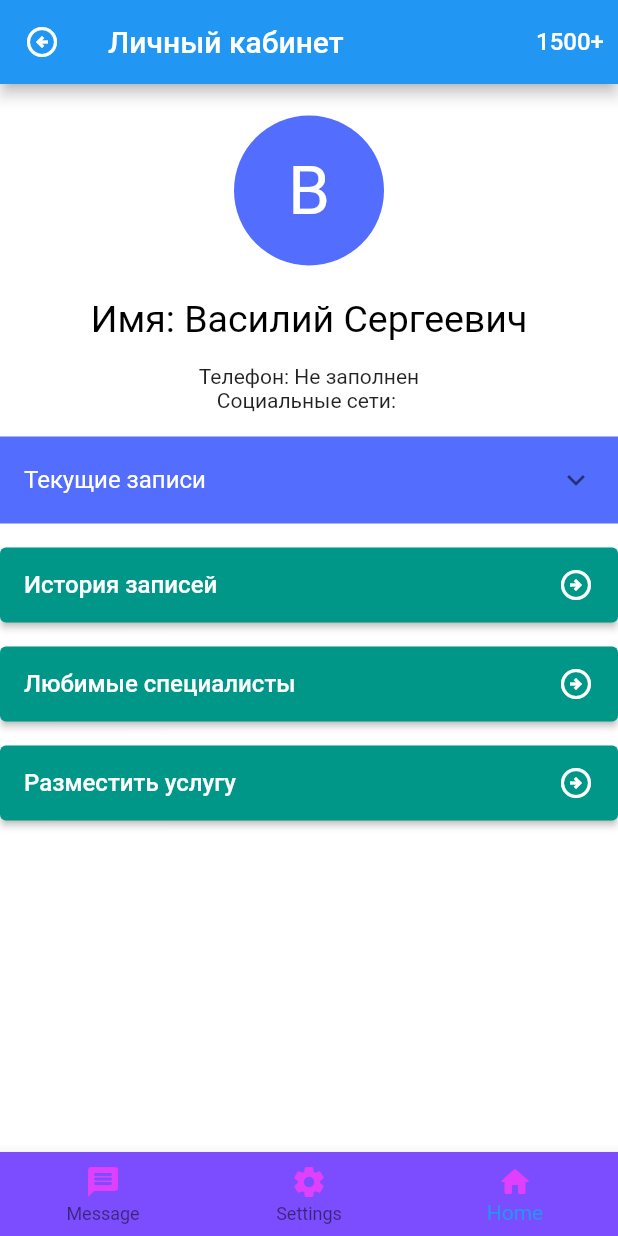
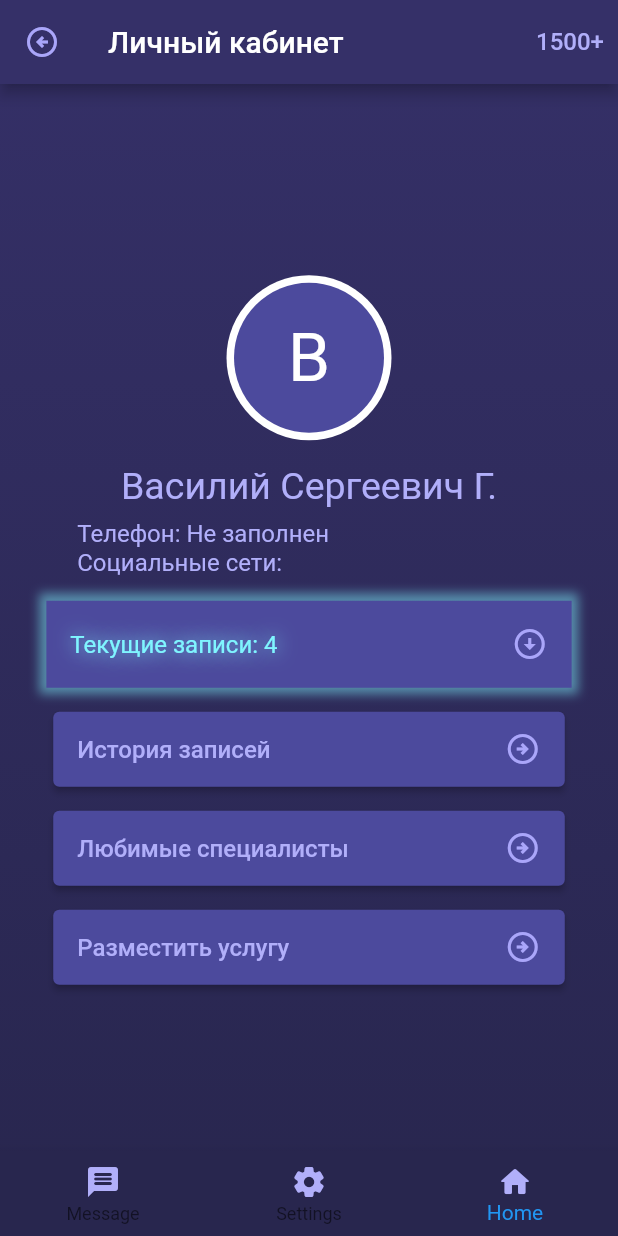
Before and after one commit to serj096/mommy_FL, a Flutter app: the Home screen opened directly, on a phone screen of 412 x 824 dp. Run offline on Flutter 3.47's test engine with Material 2 defaults, Android fonts, the light colour scheme and no system bars; our stand-ins replace flutter_map; missing offline and left inert: open_street_map_search_and_pick.

Commit message:
refactoring styles

```diff
--- a/lib/data/UserInfo.dart
+++ b/lib/data/UserInfo.dart
@@ -14,7 +14,7 @@ class UserInfo{
   String? FullName;
 
   String GetName(){
-    return "Василий Сергеевич";
+    return "Василий Сергеевич Г.";
     if(FullName == null)
     {
       FullName = "${FirstName??""} ${SurName??""} ${Patronymyc?[0]??""}.";
--- a/lib/main.dart
+++ b/lib/main.dart
@@ -13,7 +13,7 @@ void main()=> runApp(MaterialApp(
   theme: ThemeData(
     primaryColor: Colors.deepPurple,
   ),
-  initialRoute: '/map',
+  initialRoute: '/',
   routes: {
     '/':(context)=>Home(),
     '/login':(context)=>Login(),
--- a/lib/pages/home.dart
+++ b/lib/pages/home.dart
@@ -13,58 +13,66 @@ class Home extends StatefulWidget {
 
 class _HomeState extends State<Home> {
   @override
-
   Widget build(BuildContext context) {
-    final ButtonStyle style = TextButton.styleFrom(backgroundColor: Colors.deepPurple,);
+    var width = MediaQuery.of(context).size.width;
 
 
-
-    return Scaffold(
-      backgroundColor: AppTheme.colors.white,
-      appBar: Styles().GetDefaultAppBar(context, true, "Личный кабинет"),
-      body:
-      SingleChildScrollView(
+    return Container(
+      alignment: Alignment.center,
+        decoration:  BoxDecoration(
+            gradient: LinearGradient(
+                begin: Alignment.topCenter,
+                end: Alignment.bottomCenter,
+                colors: [AppTheme.colors.baseUpBackground, AppTheme.colors.baseDownBackground])),
+      child: Scaffold(
+          appBar: Styles.widgets.GetDefaultAppBar(context, true, "Личный кабинет"),
+          backgroundColor: Colors.transparent,
+          body:Center(
+            child: SingleChildScrollView(
               child: Column(
                 children: [
-            Styles().DefaultPadding,
-            Styles().GetCircleAvatar(context, circleAwatarSize.big),
-            Styles().DefaultPadding,
-            Text("Имя: ${UserInfo().GetName()}", textAlign: TextAlign.center, style: Styles().AllocationText),
-            Styles().DefaultPadding,
-            Text("Телефон: ${UserInfo().GetPhone()}",textAlign: TextAlign.left,),
-            Text("Социальные сети: ", textAlign: TextAlign.left),
-            Styles().DefaultPadding,
-            Styles().GetDefaultScrollView( GetLW(), "Текущие записи"),
-            Styles().DefaultPadding,
-            Styles().GetDefaultButton("История записей", () {}),
-            Styles().DefaultPadding,
-            Styles().GetDefaultButton("Любимые специалисты", () {}),
-            Styles().DefaultPadding,
-            Styles().GetDefaultButton("Разместить услугу", () {}),
-          ],),),
-
+                  Styles.DefaultPadding,
+                  Styles.widgets.GetCircleAvatar(context, circleAwatarSize.big),
+                  Styles.DefaultPadding,
+                  Text("${UserInfo().GetName()}", textAlign: TextAlign.center, style: Styles.text.AllocationText),
+                  Container(
+                      alignment: Alignment.centerLeft,
+                      width: width * 0.75,
+                      padding: EdgeInsets.fromLTRB(0, 8, 0, 16),
+                      child: Column(
+                        crossAxisAlignment: CrossAxisAlignment.start,
+                        children: [Text("Телефон: ${UserInfo().GetPhone()}",textAlign: TextAlign.left, style: Styles.text.InformationText),
+                          Text("Социальные сети: ", textAlign: TextAlign.left, style: Styles.text.InformationText)],
+                      )),
+                  Styles.widgets.GetDefaultScrollView( context, GetLW(), "Текущие записи: ${GetLW().length}"),
+                  Styles.DefaultPadding,
+                  Styles.widgets.GetDefaultButton(context,"История записей", () {}),
+                  Styles.DefaultPadding,
+                  Styles.widgets.GetDefaultButton(context,"Любимые специалисты", () {}),
+                  Styles.DefaultPadding,
+                  Styles.widgets.GetDefaultButton(context,"Разместить услугу", () {}),
+                ],
+              ),
+            ),
+          ),
           bottomNavigationBar: BottomNavigationBar(
-        backgroundColor: Colors.deepPurpleAccent,
+              backgroundColor: AppTheme.colors.baseDownBackground,
               currentIndex: 2,
               items:[
                 BottomNavigationBarItem(
-            icon: Icon(Icons.message_rounded,color: Colors.purpleAccent,),
-            label: 'Message',backgroundColor: Colors.purple),
+                    icon: Icon(Icons.message_rounded,color: Color.fromRGBO(177, 175, 250, 1)),
+                    label: 'Message',backgroundColor: Colors.white),
                 BottomNavigationBarItem(
-            icon: Icon(Icons.settings_rounded,color: Colors.purpleAccent,),
-            label: 'Settings',backgroundColor: Colors.purple),
+                    icon: Icon(Icons.settings_rounded,color: Color.fromRGBO(177, 175, 250, 1)),
+                    label: 'Settings',backgroundColor: Colors.white),
                 BottomNavigationBarItem(
-            icon: Icon(Icons.home_rounded,color: Colors.purpleAccent,),
-            label: 'Home',backgroundColor: Colors.purple,),
-      ]),
-    );
+                  icon: Icon(Icons.home_rounded,color: Color.fromRGBO(177, 175, 250, 1)),
+                  label: 'Home',backgroundColor: Colors.white,),
+              ])));
   }
 }
 
-List<Widget> GetLW(){
-  var a = [GetWid(), GetWid(), GetWid(), GetWid()];
-  return a;
-}
+List<Widget> GetLW()=> [GetWid(), GetWid(), GetWid(), GetWid()];
 
 Widget GetWid(){
   return Center(
--- a/lib/pages/map.dart
+++ b/lib/pages/map.dart
@@ -18,9 +18,9 @@ class _MapOurState extends State<MapOur> {
   Widget build(BuildContext context) {
 
     return Scaffold(
-      appBar: Styles().GetDefaultAppBar(context, false, "Категории"),
+      appBar: Styles.widgets.GetDefaultAppBar(context, false, "Категории"),
       body: OpenStreetMapSearchAndPick(
-          center: LatLong(23, 89),
+          center: LatLong(55.7522, 37.6156),
           buttonColor: Colors.blue,
           buttonText: 'Set Current Location',
           onPicked: (pickedData) {
--- a/lib/theme/colors.dart
+++ b/lib/theme/colors.dart
@@ -8,6 +8,9 @@ class AppColors{
   final blueButtoncolor = const Color.fromRGBO(78, 74, 156, 1);
   final homeOneColor = const Color.fromRGBO(21, 19, 41, 1);
   final homeSecondColor = const Color.fromRGBO(16, 15, 31, 1);
+  final baseUpBackground = const Color.fromRGBO(53, 48, 104, 1);
+  final baseDownBackground = const Color.fromRGBO(40, 38, 78,1);
+
 
   const AppColors();
 }
--- a/lib/theme/styles.dart
+++ b/lib/theme/styles.dart
@@ -1,124 +1,24 @@
 import 'dart:math';
 import 'package:flutter/material.dart';
+import 'package:mommy/theme/textStyles.dart';
+import 'package:mommy/theme/widgets.dart';
 
 import '../data/UserInfo.dart';
 import '../pages/home.dart';
+import 'app_theme.dart';
 
 @immutable
 class Styles{
-  final BigCycleAvatar = const TextStyle(
-    color: Colors.white,
-    fontSize: 45
-  );
-  final InformationText = const TextStyle(
-      color: Colors.black,
-      fontSize: 18
-  );
-  final AllocationText = const TextStyle(
-      color: Colors.black,
-      fontSize: 25
-  );
-  final ButtonText = const TextStyle(
-    color: Colors.white,
-    fontSize: 16
-  );
+  static const text = TextStyles();
+  static const widgets = DefaultWidgets();
 
-  final DefaultButtonStyle = const ButtonStyle(
-    backgroundColor: MaterialStatePropertyAll<Color>(Colors.teal),
-  );
-  final DefaultPadding = const Padding(padding: EdgeInsets.all(8));
+  static final DefaultButtonStyle = const ButtonStyle(
+    alignment: Alignment.center,
+    backgroundColor: MaterialStatePropertyAll<Color>(Color.fromRGBO(76, 74, 157,1)));
 
-  Color GetRandomColor()
-  {
-    List<Color> colors = [Colors.indigoAccent, Colors.teal];
-    Random rd = new Random();
-    int rndIndex = rd.nextInt(2);
-    return colors[rndIndex];
-  }
+  static final DefaultPadding = const Padding(padding: EdgeInsets.only( top: 8, bottom: 8));
+}
 
-  Widget GetDefaultScrollView( List<Widget> insideWidgets, String elementTitle )
-  {    return
-        ExpansionTile(title: Text(elementTitle, textAlign: TextAlign.left, style: ButtonText),
-          collapsedBackgroundColor: Colors.indigoAccent,
-          backgroundColor: Colors.teal,
-          children: [ ListView.separated(
-              separatorBuilder: (BuildContext bc, int index) => Divider(),
-              shrinkWrap: true,
-              itemCount: insideWidgets.length,
-              itemBuilder: (context, int index) {
-                return insideWidgets[index];
-              })],
-      );
-  }
-
-  Widget GetArrowIcon(arrowDirection direction)
-  {
-    switch(direction) {
-      case arrowDirection.left:
-        return Icon( Icons.arrow_circle_left_outlined, color: Colors.white);
-      case arrowDirection.down:
-        return Icon( Icons.arrow_circle_down_outlined, color: Colors.white);
-      case arrowDirection.up:
-        return Icon( Icons.arrow_circle_up_outlined, color: Colors.white);
-      default:
-        return Icon( Icons.arrow_circle_right_outlined, color: Colors.white);
-    }
-  }
-
-  Widget GetDefaultButton( String buttonTitle, Function() func )
-  {
-    return ElevatedButton(
-    onPressed: func,
-    style: DefaultButtonStyle,
-    child: Row(
-      mainAxisAlignment: MainAxisAlignment.spaceBetween,
-      mainAxisSize: MainAxisSize.max,
-      children: [
-        Text(buttonTitle, style: ButtonText),
-        SizedBox( height: 50),
-        GetArrowIcon(arrowDirection.right)
-
-      ],
-    )
-    );
-  }
-
-  PreferredSizeWidget GetDefaultAppBar(BuildContext context, bool showMoney, String appBarTitle)
-  {
-    return
-      AppBar(
-        title: Text(appBarTitle),
-        actions: <Widget>[ showMoney? TextButton(onPressed: (){}, child: Text("1500+", style: ButtonText),) : GetCircleAvatar(context,circleAwatarSize.small)],
-        leading: IconButton(
-        icon: Styles().GetArrowIcon(arrowDirection.left),
-        onPressed: () => Navigator.pop(context),
-      ),
-    );
-  }
-
-  Widget GetCircleAvatar(BuildContext context, circleAwatarSize size){
-    return GestureDetector(
-      onTap: (){ size == circleAwatarSize.small? Navigator.push(context, MaterialPageRoute(builder: (context) => Home())) : null;},
-      child: CircleAvatar(
-          backgroundColor: Colors.white,
-          radius: size == circleAwatarSize.big? 55 : 27,
-          child: CircleAvatar(
-            backgroundColor: Styles().GetRandomColor(),
-            radius: size == circleAwatarSize.big? 50 : 22,
-            child: Text(UserInfo().GetName()[0], style: GetCircleAvatarTextStyle(size) )
-      )));
-  }
-
-  TextStyle GetCircleAvatarTextStyle(circleAwatarSize size)
-  {
-    return TextStyle(
-        color: Colors.white,
-        fontSize: size == circleAwatarSize.big? 45: 15
-    );
-  }
-
-  const Styles();
-}
 enum circleAwatarSize{
   big,
   small
--- /dev/null
+++ b/lib/theme/textStyles.dart
@@ -0,0 +1,32 @@
+import 'package:flutter/material.dart';
+
+@immutable
+class TextStyles{
+  final BigCycleAvatar = const TextStyle(
+      color: Colors.white,
+      fontSize: 45
+  );
+  final InformationText = const TextStyle(
+      color: Color.fromRGBO(177, 175, 250, 1),
+      fontSize: 16
+  );
+  final AllocationText = const TextStyle(
+      color: Color.fromRGBO(177, 175, 250, 1),
+      fontSize: 25
+  );
+  final ButtonText = const TextStyle(
+      color: Color.fromRGBO(177, 175, 250, 1),
+      fontSize: 16
+  );
+  final LightButtonText = const TextStyle(
+      color: Color.fromRGBO(127, 245, 255,1),
+      fontSize: 16,
+      shadows: <Shadow>[
+        Shadow(
+          blurRadius: 16,
+          offset: Offset(0, 0),
+          color: Color.fromRGBO(127, 245, 255,1)
+        )]);
+
+  const TextStyles();
+}
--- /dev/null
+++ b/lib/theme/widgets.dart
@@ -0,0 +1,115 @@
+import 'package:flutter/material.dart';
+import 'package:mommy/theme/styles.dart';
+
+import '../data/UserInfo.dart';
+import 'app_theme.dart';
+
+@immutable
+class DefaultWidgets{
+
+  Widget GetDefaultScrollView( BuildContext context, List<Widget> insideWidgets, String elementTitle )
+  {
+    var width = MediaQuery.of(context).size.width;
+    bool needLight = insideWidgets.length > 0;
+    return Container(
+        width: width * 0.85,
+        decoration: needLight? BoxDecoration(
+          boxShadow: [
+            BoxShadow(
+              color: Color.fromRGBO(127, 245, 255,1).withAlpha(125),
+              blurRadius: 5,
+              spreadRadius: 5,
+              offset: Offset(0, 0),
+            )
+          ],
+        ) : null,
+        child: SingleChildScrollView(
+          physics: BouncingScrollPhysics(),
+          child: ExpansionTile
+            (title: Text(elementTitle,
+              textAlign: TextAlign.left,
+              style: needLight? Styles.text.LightButtonText : Styles.text.ButtonText),
+            trailing: GetArrowIcon( arrowDirection.down),
+            collapsedBackgroundColor: Color.fromRGBO(76, 74, 157,1),
+            backgroundColor: Colors.teal,
+            children: [ ListView.separated(
+                separatorBuilder: (BuildContext bc, int index) => Divider(),
+                shrinkWrap: true,
+                itemCount: insideWidgets.length,
+                itemBuilder: (context, int index) {
+                  return insideWidgets[index];
+                })]))
+    );
+  }
+
+  Widget GetArrowIcon(arrowDirection direction)
+  {
+    switch(direction) {
+      case arrowDirection.left:
+        return Icon( Icons.arrow_circle_left_outlined, color: Color.fromRGBO(170, 166, 250,1));
+      case arrowDirection.down:
+        return Icon( Icons.arrow_circle_down_outlined, color: Color.fromRGBO(170, 166, 250,1));
+      case arrowDirection.up:
+        return Icon( Icons.arrow_circle_up_outlined, color: Color.fromRGBO(170, 166, 250,1));
+      default:
+        return Icon( Icons.arrow_circle_right_outlined, color: Color.fromRGBO(170, 166, 250,1));
+    }
+  }
+
+  Widget GetDefaultButton( BuildContext context, buttonTitle, Function() func )
+  {
+    var width = MediaQuery.of(context).size.width;
+    return ElevatedButton(
+        onPressed: func,
+        style: Styles.DefaultButtonStyle,
+        child: Container(
+          height: 50,
+          width: width * 0.75,
+          child: Row(
+            mainAxisAlignment: MainAxisAlignment.spaceBetween,
+            children: [
+              Text(buttonTitle, style: Styles.text.ButtonText),
+              GetArrowIcon(arrowDirection.right)
+            ],
+          ),
+        )
+    );
+  }
+
+  PreferredSizeWidget GetDefaultAppBar(BuildContext context, bool showMoney, String appBarTitle)
+  {
+    return
+      AppBar(
+        backgroundColor: AppTheme.colors.baseUpBackground,
+        title: Text(appBarTitle),
+        actions: <Widget>[ showMoney? TextButton(onPressed: (){}, child: Text("1500+", style: Styles.text.ButtonText)) : GetCircleAvatar(context,circleAwatarSize.small)],
+        leading: IconButton(
+            icon: GetArrowIcon(arrowDirection.left),
+            onPressed: () => Navigator.pop(context)
+        ));
+  }
+
+  Widget GetCircleAvatar(BuildContext context, circleAwatarSize size){
+    return GestureDetector(
+        onTap: (){ size == circleAwatarSize.small? Navigator.pushNamed(context, '/') : null;},
+        child: CircleAvatar(
+            backgroundColor: Colors.white,
+            radius: size == circleAwatarSize.big? 55 : 27,
+            child: CircleAvatar(
+                backgroundColor: Color.fromRGBO(76, 74, 157,1),
+                radius: size == circleAwatarSize.big? 50 : 22,
+                child: Text(UserInfo().GetName()[0], style: GetCircleAvatarTextStyle(size) )
+            )));
+  }
+
+  TextStyle GetCircleAvatarTextStyle(circleAwatarSize size)
+  {
+    return TextStyle(
+        color: Colors.white,
+        fontSize: size == circleAwatarSize.big? 45: 15
+    );
+  }
+
+
+  const DefaultWidgets();
+}
```
Lines whose indentation alone changed are shown as unchanged.
